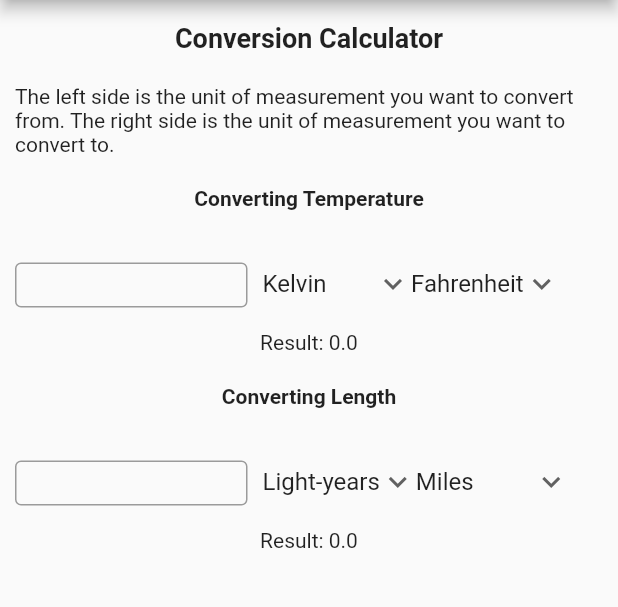
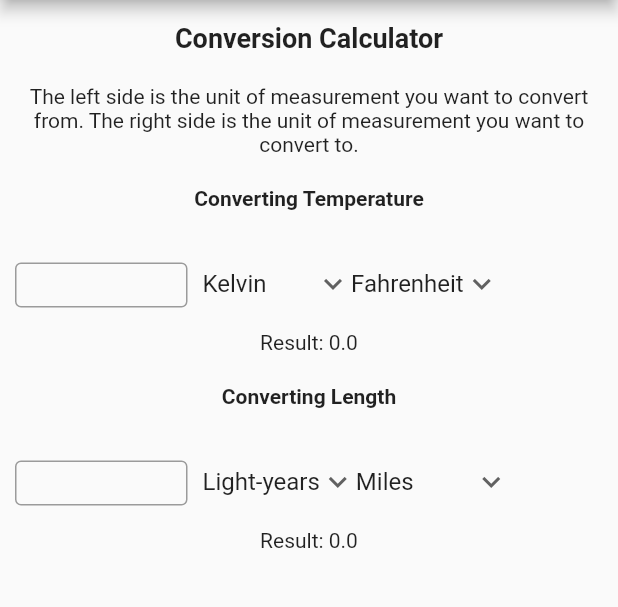
Before and after one commit to srizzo8/starexpedition, a Flutter app: the conversionCalculatorPage screen opened by its route, on a phone screen of 412 x 824 dp, the part 84-691 px from its top. Run offline on Flutter 3.47's test engine with Material 2 defaults, Android fonts, the light colour scheme and no system bars; our stand-ins replace cloud_firestore, device_preview, firebase_core, firebase_database, flutter_dotenv, flutter_secure_storage and 5 more; missing offline and left inert: easy_pdf_viewer, email_sender, encrypt, flutter_email_sender, json_editor, mailer and 1 more; accounts and stored records are empty.

Commit message:
Making the text boxes in the Conversion Calculator page smaller so that the selection boxes can be in the same line in Android and iOS devices and centering the information text above the conversion calculators

```diff
--- a/lib/conversionCalculator.dart
+++ b/lib/conversionCalculator.dart
@@ -166,7 +166,7 @@ class conversionCalculatorPageState extends State<conversionCalculatorPage>{
             child: Container(
               padding: const EdgeInsets.all(10.0),
               child: Text("The left side is the unit of measurement you want to convert from. The right side " +
-                "is the unit of measurement you want to convert to.")
+                "is the unit of measurement you want to convert to.", textAlign: TextAlign.center)
             ),
           ),
           Container(
@@ -190,7 +190,7 @@ class conversionCalculatorPageState extends State<conversionCalculatorPage>{
           Container(
             padding: const EdgeInsets.all(10.0),
             height: 50,
-            width: 175,
+            width: 135,
             alignment: Alignment.centerLeft,
             child: TextField(
               controller: myTemperature,
@@ -349,7 +349,7 @@ class conversionCalculatorPageState extends State<conversionCalculatorPage>{
           Container(
             padding: const EdgeInsets.all(10.0),
             height: 50,
-            width: 175,
+            width: 135,
             alignment: Alignment.centerLeft,
             child: TextField(
               controller: myLength,
```
